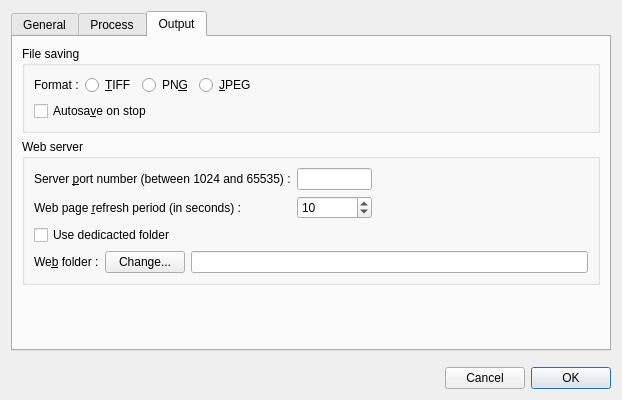
Old version of the form src/als/ui/prefs_ui.ui in the repository gehelem/als.
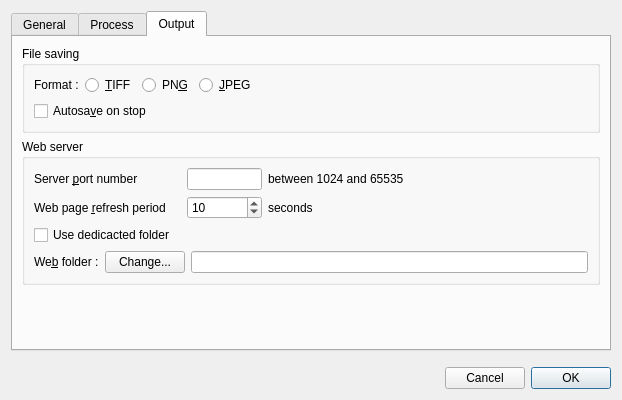
New version of the form. The open tabs and pages were chosen to show the change.

Commit message: imrove prefs dialog init and output tab

Diff of the .ui file:
```diff
--- a/src/als/ui/prefs_ui.ui
+++ b/src/als/ui/prefs_ui.ui
@@ -521,13 +521,11 @@
          </property>
          <layout class="QVBoxLayout" name="verticalLayout_4">
           <item>
-           <layout class="QHBoxLayout" name="horizontalLayout_11">
-            <item>
-             <layout class="QGridLayout" name="gridLayout">
+           <layout class="QGridLayout" name="gridLayout_3">
               <item row="0" column="0">
                <widget class="QLabel" name="lbl_server_port">
                 <property name="text">
-                 <string>Server &amp;port number (between 1024 and 65535) :</string>
+               <string>Server &amp;port number</string>
                 </property>
                 <property name="textFormat">
                  <enum>Qt::AutoText</enum>
@@ -550,10 +548,23 @@
                 </property>
                </widget>
               </item>
+            <item row="0" column="2">
+             <widget class="QLabel" name="label_4">
+              <property name="minimumSize">
+               <size>
+                <width>320</width>
+                <height>0</height>
+               </size>
+              </property>
+              <property name="text">
+               <string>between 1024 and 65535</string>
+              </property>
+             </widget>
+            </item>
               <item row="1" column="0">
                <widget class="QLabel" name="label">
                 <property name="text">
-                 <string>Web page &amp;refresh period (in seconds) :</string>
+               <string>Web page &amp;refresh period</string>
                 </property>
                 <property name="buddy">
                  <cstring>spn_webpage_refresh_period</cstring>
@@ -576,20 +587,12 @@
                 </property>
                </widget>
               </item>
-             </layout>
-            </item>
-            <item>
-             <spacer name="horizontalSpacer_4">
-              <property name="orientation">
-               <enum>Qt::Horizontal</enum>
+            <item row="1" column="2">
+             <widget class="QLabel" name="label_5">
+              <property name="text">
+               <string>seconds</string>
               </property>
-              <property name="sizeHint" stdset="0">
-               <size>
-                <width>160</width>
-                <height>20</height>
-               </size>
-              </property>
-             </spacer>
+             </widget>
             </item>
            </layout>
           </item>
```
Left out of the diff: 2 changed lines with no effect on the pictures. Lines whose indentation alone changed are shown as unchanged. The commit also changes 3 other files.
